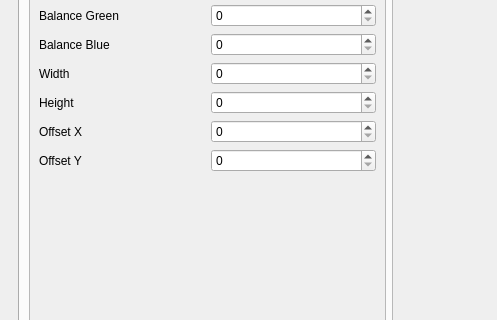
The window that modules_py/mainWindowSmir_ui.ui (rubiliks/CamViewer_Hikrobot_GiGE) describes before a commit, drawn with Qt 5; both pictures show x 0 to 497 and y 166 to 486 of the 984 by 662 pixel window.
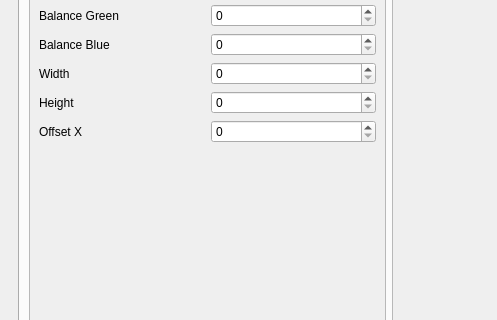
The same window after the commit. The open tabs and pages were chosen to show the change.

Commit message: add_setting_hight_wight_offsetX

Patch:
```diff
--- a/modules_py/mainWindowSmir_ui.ui
+++ b/modules_py/mainWindowSmir_ui.ui
@@ -240,20 +240,6 @@
                        </item>
                       </layout>
                      </item>
-                     <item>
-                      <layout class="QHBoxLayout" name="horizontalLayout_15">
-                       <item>
-                        <widget class="QLabel" name="OffsetYlabel">
-                         <property name="text">
-                          <string>Offset Y</string>
-                         </property>
-                        </widget>
-                       </item>
-                       <item>
-                        <widget class="QSpinBox" name="OffsetYspinBox"/>
-                       </item>
-                      </layout>
-                     </item>
                      <item>
                       <spacer name="verticalSpacer_2">
                        <property name="orientation">
```
Left out of the diff: 2 changed lines with no effect on the pictures. The commit also changes 6 other files.
